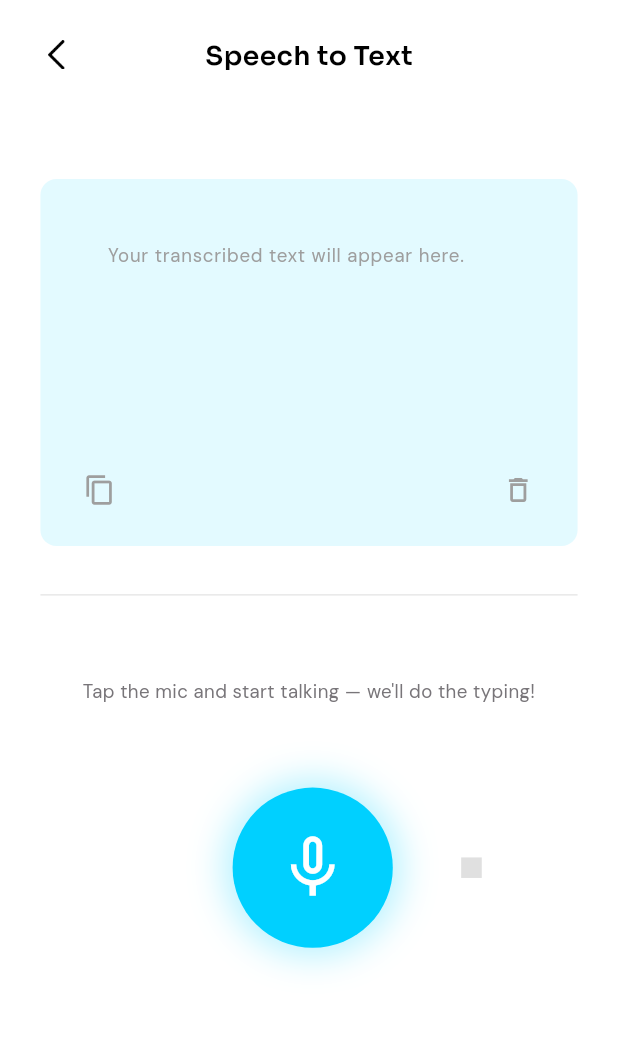
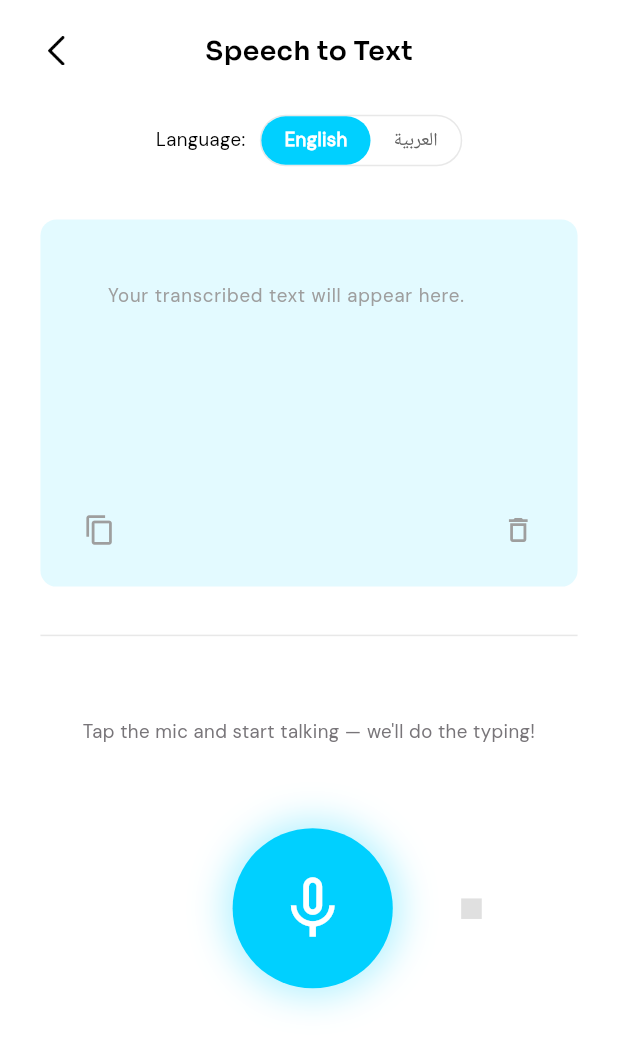
Before and after one commit to Mohammed-Kanbari/EazyTalk, a Flutter app: the Speech screen opened directly, on a phone screen of 412 x 824 dp. Shown: the top 1051 px of the screen. Run offline on Flutter 3.47's test engine with Material 3 defaults, Android fonts, the phone set to English and light mode, and no system bars; our stand-ins replace cached_network_image, cloud_firestore, connectivity_plus, firebase_auth, firebase_core, flutter_screenutil and 8 more; accounts and stored records are empty.

Commit message:
give the option to chose the language of speech to text

```diff
--- a/lib/Screens/secondary_screens/speech-to-text.dart
+++ b/lib/Screens/secondary_screens/speech-to-text.dart
@@ -1,8 +1,8 @@
+import 'package:eazytalk/Services/speech/speech_recognition_service.dart';
 import 'package:eazytalk/core/theme/app_colors.dart';
 import 'package:flutter/material.dart';
 import 'package:flutter/services.dart';
 import 'package:flutter_screenutil/flutter_screenutil.dart';
-import 'package:eazytalk/services/speech/speech_recognition_service.dart';
 import 'package:eazytalk/widgets/common/secondary_header.dart';
 import 'package:eazytalk/widgets/speech_to_text/text_area.dart';
 import 'package:eazytalk/widgets/speech_to_text/microphone_section.dart';
@@ -25,6 +25,15 @@ class _SpeechState extends State<Speech> {
   double _soundLevel = 0.0;
   double _maxSoundLevel = 0.0;
 
+  // Language selection
+  String _selectedLanguage = 'en-US'; // Default to English
+
+  // List of available languages
+  final Map<String, String> _languages = {
+    'en-US': 'English',
+    'ar-SA': 'العربية', // Arabic
+  };
+
   @override
   void initState() {
     super.initState();
@@ -43,7 +52,7 @@ class _SpeechState extends State<Speech> {
     super.dispose();
   }
 
-// Toggle speech-to-text listening
+  // Toggle speech-to-text listening
   Future<void> _toggleListening() async {
     try {
       if (!_isListening) {
@@ -83,6 +92,7 @@ class _SpeechState extends State<Speech> {
                     onStatus: handleStatus, // Use the same handler for recursive calls
                     accumulatedText: _accumulatedText,
                     pauseTimeout: const Duration(seconds: 15),
+                    language: _selectedLanguage, // Use selected language
                   );
                 }
               });
@@ -109,6 +119,7 @@ class _SpeechState extends State<Speech> {
             onStatus: handleStatus, // Use the defined handler
             accumulatedText: _accumulatedText,
             pauseTimeout: const Duration(seconds: 15), // Increased pause timeout to 15 seconds
+            language: _selectedLanguage, // Use selected language
           );
         } else {
           _showSnackBar('Speech recognition not available');
@@ -147,6 +158,17 @@ class _SpeechState extends State<Speech> {
     );
   }
 
+  // Change language
+  void _changeLanguage(String languageCode) {
+    if (_isListening) {
+      _stopListening();
+    }
+
+    setState(() {
+      _selectedLanguage = languageCode;
+    });
+  }
+
   @override
   Widget build(BuildContext context) {
     final isDarkMode = Theme.of(context).brightness == Brightness.dark;
@@ -159,10 +181,9 @@ class _SpeechState extends State<Speech> {
           onTap: () => FocusScope.of(context).unfocus(),
           child: Column(
             children: [
-              SecondaryHeader(
-                title: 'Speech to Text',
-                onBackPressed: () => Navigator.pop(context),
-              ),
+              // Header with language selector
+              _buildHeaderWithLanguageSelector(isDarkMode),
+
               Expanded(
                 child: SingleChildScrollView(
                   child: Padding(
@@ -170,7 +191,7 @@ class _SpeechState extends State<Speech> {
                     child: Column(
                       mainAxisAlignment: MainAxisAlignment.start,
                       children: [
-                        SizedBox(height: 79.h),
+                        SizedBox(height: 30.h),
                         TranscriptionTextArea(
                           controller: _textController,
                           onChanged: (value) => _transcribedText = value,
@@ -205,4 +226,130 @@ class _SpeechState extends State<Speech> {
       ),
     );
   }
+
+  // New method to build header with language selector
+  Widget _buildHeaderWithLanguageSelector(bool isDarkMode) {
+    final textColor = AppColors.getTextPrimaryColor(context);
+    final borderColor = isDarkMode ? const Color(0xFF323232) : AppColors.dividerColor;
+
+    return Column(
+      children: [
+        Padding(
+          padding: EdgeInsets.symmetric(horizontal: 28.w),
+          child: Row(
+            mainAxisAlignment: MainAxisAlignment.spaceBetween,
+            children: [
+              // Back button
+              GestureDetector(
+                onTap: () => Navigator.pop(context),
+                child: Container(
+                  padding: EdgeInsets.symmetric(vertical: 27.h),
+                  child: Image.asset(
+                    'assets/icons/back-arrow.png',
+                    width: 22.w,
+                    height: 22.h,
+                    color: textColor,
+                    errorBuilder: (context, error, stackTrace) => Icon(
+                      Icons.arrow_back_ios,
+                      color: textColor,
+                      size: 20.sp,
+                    ),
+                  ),
+                ),
+              ),
+
+              // Title
+              Text(
+                'Speech to Text',
+                style: TextStyle(
+                  fontFamily: 'Sora',
+                  fontSize: 20.sp,
+                  fontWeight: FontWeight.w600,
+                  color: textColor,
+                ),
+              ),
+
+              // Empty container for symmetry
+              SizedBox(width: 22.w, height: 22.h),
+            ],
+          ),
+        ),
+
+        // Language selector
+        Container(
+          padding: EdgeInsets.symmetric(horizontal: 28.w, vertical: 10.h),
+          child: Row(
+            mainAxisAlignment: MainAxisAlignment.center,
+            children: [
+              Text(
+                'Language:',
+                style: TextStyle(
+                  fontFamily: 'DM Sans',
+                  fontSize: 14.sp,
+                  color: textColor,
+                ),
+              ),
+              SizedBox(width: 10.w),
+
+              // Language toggle buttons
+              Container(
+                decoration: BoxDecoration(
+                  borderRadius: BorderRadius.circular(20.r),
+                  border: Border.all(color: borderColor),
+                ),
+                child: Row(
+                  children: [
+                    // English button
+                    _buildLanguageButton(
+                      'en-US',
+                      _languages['en-US']!,
+                      isDarkMode,
+                    ),
+
+                    // Arabic button
+                    _buildLanguageButton(
+                      'ar-SA',
+                      _languages['ar-SA']!,
+                      isDarkMode,
+                    ),
+                  ],
+                ),
+              ),
+            ],
+          ),
+        ),
+      ],
+    );
+  }
+
+  // Helper method to build a language button
+  Widget _buildLanguageButton(String languageCode, String languageName, bool isDarkMode) {
+    final isSelected = _selectedLanguage == languageCode;
+    final backgroundColor = isSelected
+        ? AppColors.primary
+        : (isDarkMode ? const Color(0xFF2A2A2A) : Colors.transparent);
+    final textColor = isSelected
+        ? Colors.white
+        : (isDarkMode ? Colors.grey[400] : Colors.grey[700]);
+
+    return GestureDetector(
+      onTap: () => _changeLanguage(languageCode),
+      child: Container(
+        padding: EdgeInsets.symmetric(horizontal: 16.w, vertical: 8.h),
+        decoration: BoxDecoration(
+          color: backgroundColor,
+          borderRadius: BorderRadius.circular(20.r),
+        ),
+        child: Text(
+          languageName,
+          style: TextStyle(
+            fontFamily: 'DM Sans',
+            fontSize: 14.sp,
+            fontWeight: isSelected ? FontWeight.w600 : FontWeight.w400,
+            color: textColor,
+          ),
+        ),
+      ),
+    );
+  }
 }
--- a/lib/services/speech/speech_recognition_service.dart
+++ b/lib/services/speech/speech_recognition_service.dart
@@ -20,6 +20,7 @@ class SpeechRecognitionService {
     required Function(String) onStatus,
     String accumulatedText = '',
     Duration pauseTimeout = const Duration(seconds: 15), // Increased pause timeout to 15 seconds
+    String language = 'en-US', // Added language parameter with English as default
   }) async {
     if (!_isInitialized) {
       await initialize();
@@ -39,6 +40,7 @@ class SpeechRecognitionService {
         onSoundLevelChange: onSoundLevelChange,
         cancelOnError: false,
         listenMode: stt.ListenMode.dictation, // Use dictation mode for continuous speech
+        localeId: language, // Use the specified language
       );
 
       _speech.statusListener = onStatus;
```
